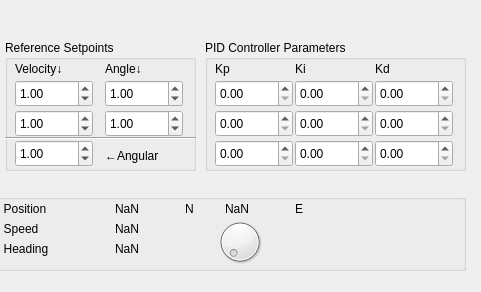
nickoe/aauship-formation, file code/hli/ros/src/rqt_mypkg/src/rqt_mypkg/MyPlugin.ui: the form before one commit; both pictures show x 285 to 766 and y 0 to 292 of the 766 by 292 pixel window.
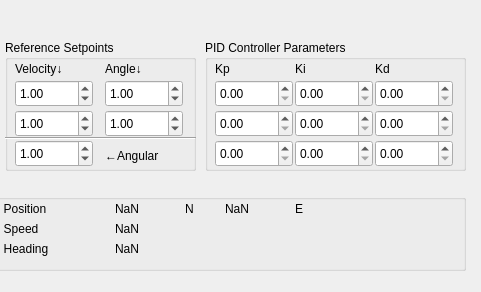
The form after the commit.

```diff
--- a/code/hli/ros/src/rqt_mypkg/src/rqt_mypkg/MyPlugin.ui
+++ b/code/hli/ros/src/rqt_mypkg/src/rqt_mypkg/MyPlugin.ui
@@ -599,16 +599,6 @@
      <string>E</string>
     </property>
    </widget>
-   <widget class="QDial" name="dial">
-    <property name="geometry">
-     <rect>
-      <x>490</x>
-      <y>30</y>
-      <width>50</width>
-      <height>64</height>
-     </rect>
-    </property>
-   </widget>
   </widget>
  </widget>
  <resources/>
```
Left out of the diff: 6 changed lines with no effect on the pictures.
